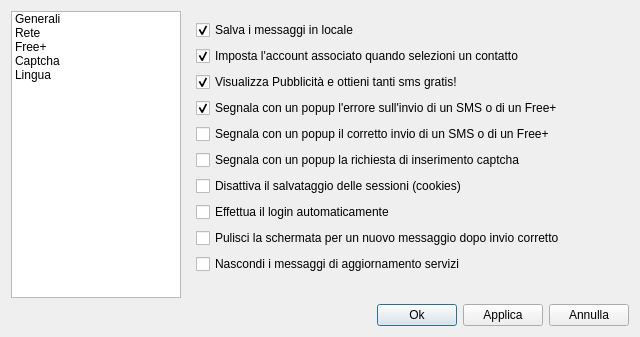
This is opzionidialog.ui in freesmee/freesmee-desktop as Qt 5 draws it before an edit. The edited form follows.
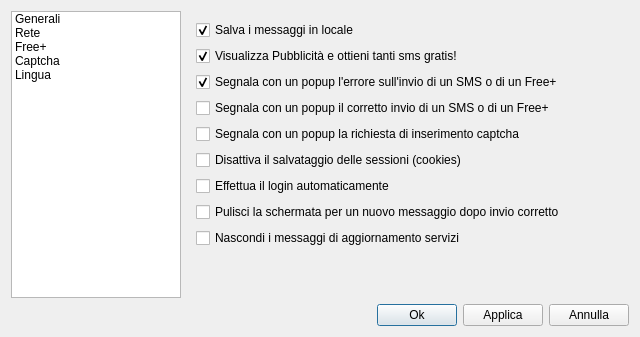
This is the edited form. Icons and pictures are not drawn.

Commit message: - Sistemati dei problemi come quello del client freezed all'invio (errore mio) e alcuni casi d'uso sempre con la linea di selezione contatti. - Tolta opzione per decidere se utilizzare gli account associati. Si usano e bona!

The edit to the form file:
```diff
--- a/opzionidialog.ui
+++ b/opzionidialog.ui
@@ -113,16 +113,6 @@
                </property>
               </widget>
              </item>
-             <item>
-              <widget class="QCheckBox" name="checkAccountDefault">
-               <property name="text">
-                <string>Imposta l'account associato quando selezioni un contatto</string>
-               </property>
-               <property name="checked">
-                <bool>true</bool>
-               </property>
-              </widget>
-             </item>
              <item>
               <widget class="QCheckBox" name="checkShowAdv">
                <property name="text">
```
The commit also changes 4 other files.
